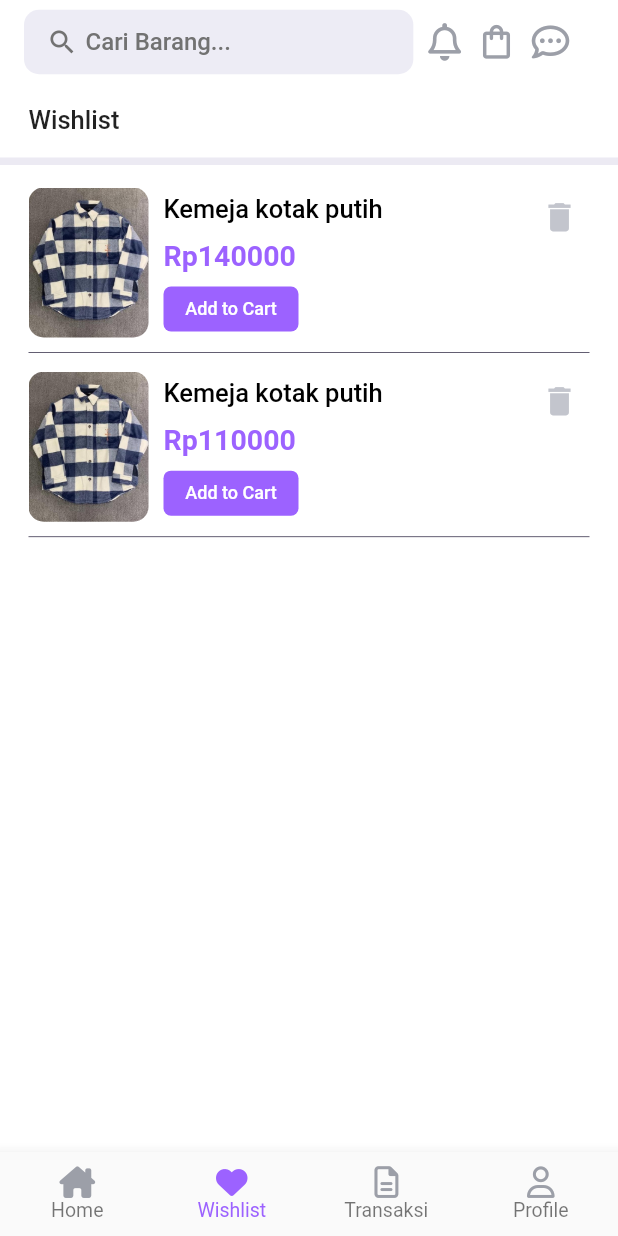
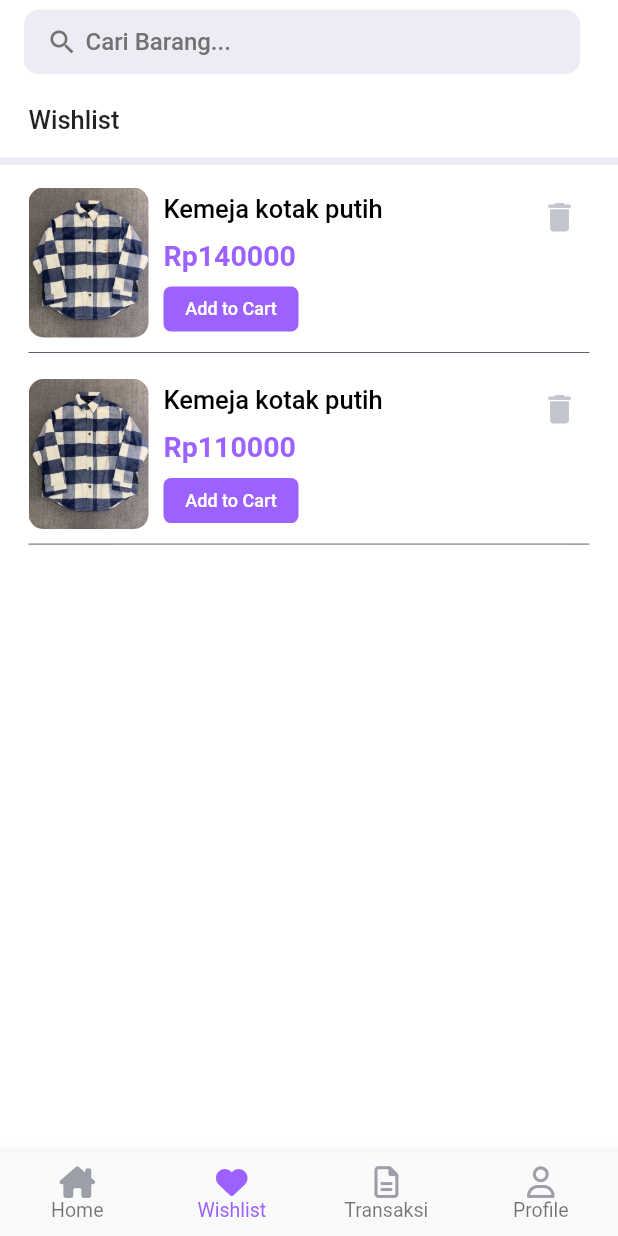
Before and after one commit to Rhomaedy1201/thrifthingApp, a Flutter app: the HomeScreen screen opened directly, item 2 of the bottom bar chosen, on a phone screen of 412 x 824 dp. Run offline on Flutter 3.47's test engine with Material 2 defaults, Android fonts, the light colour scheme and no system bars; drawn by our look-alikes of badges; our stand-ins replace carousel_slider, cool_alert, dropdown_search, font_awesome_flutter, get, image_picker and 4 more; missing offline and left inert: dynamic_height_grid_view; accounts and stored records are empty; network calls fail; project files that could hold a hidden picture were left out.

Commit message:
merubah banyak tampilan

```diff
--- a/lib/app/Pages/home_screen.dart
+++ b/lib/app/Pages/home_screen.dart
@@ -78,7 +78,7 @@ class _HomeScreenState extends State<HomeScreen> {
                       ),
                       color: Color(0xFFEDECF5),
                     ),
-                    width: bodyWidth * 0.63,
+                    width: bodyWidth * 0.9,
                     height: 43,
                     child: Row(
                       children: const <Widget>[
@@ -103,80 +103,80 @@ class _HomeScreenState extends State<HomeScreen> {
               ],
             ),
             const SizedBox(width: 10),
-            Container(
-              width: bodyWidth * 0.26,
-              height: 37,
-              // color: Colors.red,
-              child: Row(
-                children: [
-                  Badge(
-                    badgeContent: Text(
-                      "$valueNotification",
-                      style: TextStyle(color: Colors.white, fontSize: 12),
-                    ),
-                    padding: EdgeInsets.all(4),
-                    badgeColor: Color(0xFF9C62FF),
-                    showBadge: valueNotification < 1 ? false : true,
-                    child: InkWell(
-                      child: const FaIcon(
-                        FontAwesomeIcons.bell,
-                        color: Color(0xFF9C9FA8),
-                        size: 25,
-                      ),
-                      onTap: () {
-                        setState(() {
-                          Get.to(NotificationPage());
-                        });
-                      },
-                    ),
-                  ),
-                  SizedBox(width: 10),
-                  Badge(
-                    badgeContent: Text(
-                      "$valueCart",
-                      style: TextStyle(color: Colors.white, fontSize: 12),
-                    ),
-                    padding: EdgeInsets.all(4),
-                    badgeColor: Color(0xFF9C62FF),
-                    // animationType: BadgeAnimationType.slide,
-                    showBadge: valueCart < 1 ? false : true,
-                    child: InkWell(
-                      child: const Icon(
-                        Icons.shopping_bag_outlined,
-                        color: Color(0xFF9C9FA8),
-                        size: 27,
-                      ),
-                      onTap: () {
-                        Get.to(CartPage());
-                      },
-                    ),
-                  ),
-                  const SizedBox(width: 10),
-                  Badge(
-                    badgeContent: Text(
-                      "$valueChat",
-                      style: const TextStyle(color: Colors.white, fontSize: 12),
-                    ),
-                    padding: const EdgeInsets.all(4),
-                    badgeColor: const Color(0xFF9C62FF),
-                    // animationType: BadgeAnimationType.slide,
-                    showBadge: valueChat < 1 ? false : true,
-                    child: InkWell(
-                      child: const FaIcon(
-                        FontAwesomeIcons.commentDots,
-                        color: Color(0xFF9C9FA8),
-                        size: 25,
-                      ),
-                      onTap: () {
-                        setState(() {
-                          valueChat += 1;
-                        });
-                      },
-                    ),
-                  ),
-                ],
-              ),
-            ),
+            // Container(
+            //   width: bodyWidth * 0.26,
+            //   height: 37,
+            //   // color: Colors.red,
+            //   child: Row(
+            //     children: [
+            //       Badge(
+            //         badgeContent: Text(
+            //           "$valueNotification",
+            //           style: TextStyle(color: Colors.white, fontSize: 12),
+            //         ),
+            //         padding: EdgeInsets.all(4),
+            //         badgeColor: Color(0xFF9C62FF),
+            //         showBadge: valueNotification < 1 ? false : true,
+            //         child: InkWell(
+            //           child: const FaIcon(
+            //             FontAwesomeIcons.bell,
+            //             color: Color(0xFF9C9FA8),
+            //             size: 25,
+            //           ),
+            //           onTap: () {
+            //             setState(() {
+            //               Get.to(NotificationPage());
+            //             });
+            //           },
+            //         ),
+            //       ),
+            //       SizedBox(width: 10),
+            //       Badge(
+            //         badgeContent: Text(
+            //           "$valueCart",
+            //           style: TextStyle(color: Colors.white, fontSize: 12),
+            //         ),
+            //         padding: EdgeInsets.all(4),
+            //         badgeColor: Color(0xFF9C62FF),
+            //         // animationType: BadgeAnimationType.slide,
+            //         showBadge: valueCart < 1 ? false : true,
+            //         child: InkWell(
+            //           child: const Icon(
+            //             Icons.shopping_bag_outlined,
+            //             color: Color(0xFF9C9FA8),
+            //             size: 27,
+            //           ),
+            //           onTap: () {
+            //             Get.to(CartPage());
+            //           },
+            //         ),
+            //       ),
+            //       const SizedBox(width: 10),
+            //       Badge(
+            //         badgeContent: Text(
+            //           "$valueChat",
+            //           style: const TextStyle(color: Colors.white, fontSize: 12),
+            //         ),
+            //         padding: const EdgeInsets.all(4),
+            //         badgeColor: const Color(0xFF9C62FF),
+            //         // animationType: BadgeAnimationType.slide,
+            //         showBadge: valueChat < 1 ? false : true,
+            //         child: InkWell(
+            //           child: const FaIcon(
+            //             FontAwesomeIcons.commentDots,
+            //             color: Color(0xFF9C9FA8),
+            //             size: 25,
+            //           ),
+            //           onTap: () {
+            //             setState(() {
+            //               valueChat += 1;
+            //             });
+            //           },
+            //         ),
+            //       ),
+            //     ],
+            //   ),
+            // ),
           ],
         ),
       ),
--- a/lib/app/Pages/paymentPage.dart
+++ b/lib/app/Pages/paymentPage.dart
@@ -216,7 +216,7 @@ class _PaymentPageState extends State<PaymentPage> {
                             ),
                             SizedBox(width: 10),
                             Text(
-                              "Gunakan ATM / iBankng / mBanking / Setor tunai \nuntuk transfer ke rekening berikut ini:",
+                              "Gunakan ATM / iBankng / mBanking / Setor \ntunai untuk transfer ke rekening berikut ini:",
                               style: TextStyle(
                                   fontSize: 15,
                                   color: Color(0xff727272),
@@ -257,7 +257,7 @@ class _PaymentPageState extends State<PaymentPage> {
                                   ),
                                   const SizedBox(width: 10),
                                   Container(
-                                    width: 270,
+                                    width: 251,
                                     child: Column(
                                       crossAxisAlignment:
                                           CrossAxisAlignment.start,
--- a/lib/app/Pages/wishlistPage.dart
+++ b/lib/app/Pages/wishlistPage.dart
@@ -66,7 +66,7 @@ class ItemsWishlist extends StatelessWidget {
     return Container(
       color: Colors.transparent,
       margin: EdgeInsets.symmetric(horizontal: 19),
-      height: MediaQuery.of(context).size.height * 0.149,
+      height: MediaQuery.of(context).size.height * 0.155,
       child: Column(
         children: [
           Row(
--- a/lib/app/bodyPages/profile.dart
+++ b/lib/app/bodyPages/profile.dart
@@ -248,12 +248,6 @@ class _ProfileBodyState extends State<ProfileBody> {
                                       ),
                                     ],
                                   ),
-                                  const SizedBox(
-                                    height: 13,
-                                  ),
-                                  const Divider(
-                                    color: Color(0xff727272),
-                                  )
                                 ],
                               ),
                             ),
--- a/lib/app/utils/base_url.dart
+++ b/lib/app/utils/base_url.dart
@@ -1,4 +1,4 @@
-String url = "http://192.168.1.4/restApi_goThrift";
+String url = "https://trifthing.wstif3c.id/restApi_goThrift";
 
 var apiGetKategory = "$url/kategori_produk/get_kategori_produk.php";
 var apiProdukUser = "$url/produk_user/get_produk_user.php";
@@ -19,3 +19,7 @@ var apiPostUser = "$url/users/post_users.php";
 var apiSearchProduk = "$url/produk_user/search_produk_user.php";
 
 var updateStatusTrans = "$url/transaksi/update_status_transaksi.php";
+
+var getPengiriman = "$url/API-Pengiriman/pengiriman.php";
+
+var postDetailAlamat = "$url/detail_alamat_user/post_detail_alamat.php";
--- a/lib/app/widgets/shimmer_loading_products.dart
+++ b/lib/app/widgets/shimmer_loading_products.dart
@@ -7,7 +7,7 @@ class ShimmerLoadingProducts extends StatelessWidget {
   @override
   Widget build(BuildContext context) {
     return GridView.builder(
-      itemCount: 4,
+      itemCount: 6,
       itemBuilder: (context, index) {
         return Container(
           decoration: BoxDecoration(
--- a/lib/main.dart
+++ b/lib/main.dart
@@ -1,4 +1,4 @@
-import 'package:firebase_core/firebase_core.dart';
+// import 'package:firebase_core/firebase_core.dart';
 import 'package:flutter/material.dart';
 import 'package:get/route_manager.dart';
 import '/app/Pages/SplashScreen.dart';
```
Also changed, not shown: lib/app/Pages/categoryPage.dart (+18 -12 lines), lib/app/Pages/checkoutPage.dart (+16 -28 lines), lib/app/Pages/deliveryStatusPage.dart (+25 -8 lines), lib/app/Pages/detailProductPage.dart (+16 -14 lines), lib/app/Pages/newAddressPage.dart (+19 -20 lines), lib/app/Pages/orderDetailsPage.dart (+5 -4 lines), lib/app/auth/login/loginPage.dart (+15 -2 lines), 10 other files.
